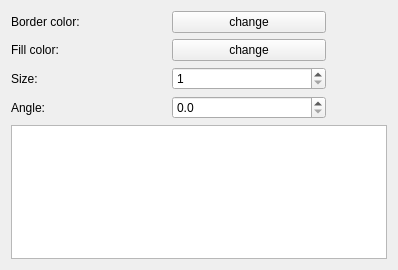
Old version of the form src/ui/symbollayer/widget_simplemarker.ui in the repository qgis/QGIS.
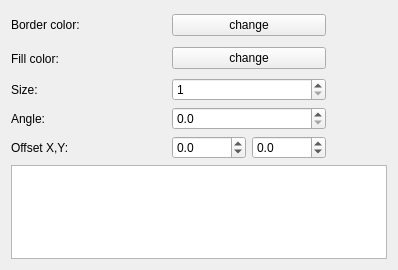
New version of the form.

Commit message: Added offset property (X,Y) also for marker symbol layers.

```diff
--- a/src/ui/symbollayer/widget_simplemarker.ui
+++ b/src/ui/symbollayer/widget_simplemarker.ui
@@ -12,24 +12,24 @@
   <property name="windowTitle" >
    <string>Form</string>
   </property>
-  <layout class="QVBoxLayout" >
+  <layout class="QVBoxLayout" name="verticalLayout">
    <item>
-    <layout class="QGridLayout" >
-     <item row="0" column="0" >
-      <widget class="QLabel" name="label" >
-       <property name="text" >
+    <layout class="QGridLayout" name="gridLayout">
+     <item row="0" column="0">
+      <widget class="QLabel" name="label">
+       <property name="text">
         <string>Border color:</string>
        </property>
       </widget>
      </item>
-     <item row="0" column="1" >
-      <widget class="QPushButton" name="btnChangeColorBorder" >
-       <property name="text" >
+     <item row="0" column="1">
+      <widget class="QPushButton" name="btnChangeColorBorder">
+       <property name="text">
         <string>change</string>
        </property>
       </widget>
      </item>
-     <item rowspan="4" row="0" column="2" >
+     <item row="0" column="2" rowspan="2">
       <spacer>
        <property name="orientation" >
         <enum>Qt::Horizontal</enum>
@@ -45,44 +45,44 @@
        </property>
       </spacer>
      </item>
-     <item row="1" column="0" >
-      <widget class="QLabel" name="label_2" >
-       <property name="text" >
+     <item row="1" column="0">
+      <widget class="QLabel" name="label_2">
+       <property name="text">
         <string>Fill color:</string>
        </property>
       </widget>
      </item>
-     <item row="1" column="1" >
-      <widget class="QPushButton" name="btnChangeColorFill" >
-       <property name="text" >
+     <item row="1" column="1">
+      <widget class="QPushButton" name="btnChangeColorFill">
+       <property name="text">
         <string>change</string>
        </property>
       </widget>
      </item>
-     <item row="2" column="0" >
-      <widget class="QLabel" name="label_3" >
-       <property name="text" >
+     <item row="2" column="0">
+      <widget class="QLabel" name="label_3">
+       <property name="text">
         <string>Size:</string>
        </property>
       </widget>
      </item>
-     <item row="2" column="1" >
-      <widget class="QSpinBox" name="spinSize" >
-       <property name="minimum" >
+     <item row="2" column="1">
+      <widget class="QSpinBox" name="spinSize">
+       <property name="minimum">
         <number>1</number>
        </property>
       </widget>
      </item>
-     <item row="3" column="0" >
-      <widget class="QLabel" name="label_4" >
-       <property name="text" >
+     <item row="3" column="0">
+      <widget class="QLabel" name="label_4">
+       <property name="text">
         <string>Angle:</string>
        </property>
       </widget>
      </item>
-     <item row="3" column="1" >
-      <widget class="QDoubleSpinBox" name="spinAngle" >
-       <property name="decimals" >
+     <item row="3" column="1">
+      <widget class="QDoubleSpinBox" name="spinAngle">
+       <property name="decimals">
         <number>1</number>
        </property>
        <property name="maximum" >
@@ -90,12 +90,43 @@
        </property>
       </widget>
      </item>
+     <item row="4" column="0">
+      <widget class="QLabel" name="label_5">
+       <property name="text">
+        <string>Offset X,Y:</string>
+       </property>
+      </widget>
+     </item>
+     <item row="4" column="1">
+      <layout class="QHBoxLayout" name="horizontalLayout">
+       <item>
+        <widget class="QDoubleSpinBox" name="spinOffsetX">
+         <property name="decimals">
+          <number>1</number>
+         </property>
+         <property name="minimum">
+          <double>-100.000000000000000</double>
+         </property>
+        </widget>
+       </item>
+       <item>
+        <widget class="QDoubleSpinBox" name="spinOffsetY">
+         <property name="decimals">
+          <number>1</number>
+         </property>
+         <property name="minimum">
+          <double>-100.000000000000000</double>
+         </property>
+        </widget>
+       </item>
+      </layout>
+     </item>
     </layout>
    </item>
    <item>
-    <widget class="QListWidget" name="lstNames" >
-     <property name="sizePolicy" >
-      <sizepolicy vsizetype="Expanding" hsizetype="Preferred" >
+    <widget class="QListWidget" name="lstNames">
+     <property name="sizePolicy">
+      <sizepolicy hsizetype="Preferred" vsizetype="Expanding">
        <horstretch>0</horstretch>
        <verstretch>0</verstretch>
       </sizepolicy>
```
Left out of the diff: 41 changed lines with no effect on the pictures. The commit also changes 7 other files.
